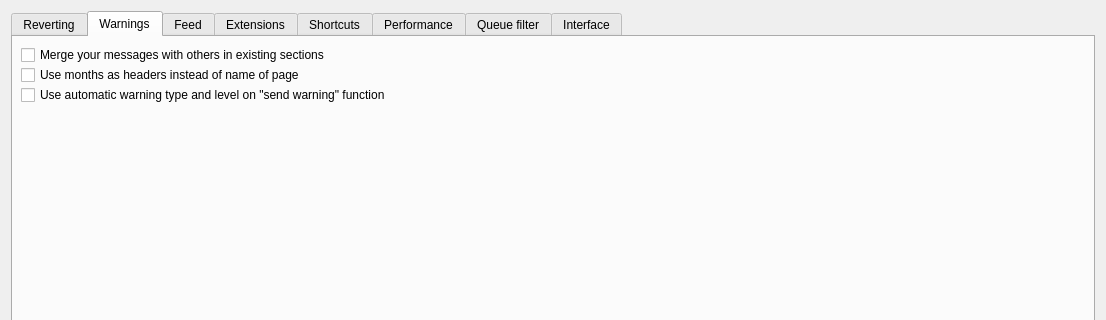
Old version of the form huggle/preferences.ui in the repository huggle/huggle3-qt-lx; both pictures show x 0 to 1106 and y 0 to 320 of the 1106 by 658 pixel window.
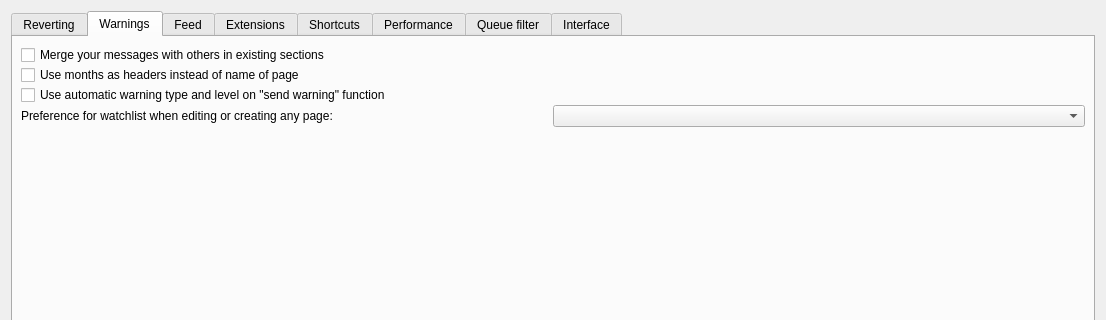
New version of the form. The open tabs and pages were chosen to show the change. Icons and pictures are not drawn.

Commit message: make it possible to specify watchlist options

Diff of the .ui file:
```diff
--- a/huggle/preferences.ui
+++ b/huggle/preferences.ui
@@ -252,6 +252,20 @@
            </property>
           </widget>
          </item>
+         <item>
+          <layout class="QHBoxLayout" name="horizontalLayout_10">
+           <item>
+            <widget class="QLabel" name="label_15">
+             <property name="text">
+              <string>Preference for watchlist when editing or creating any page:</string>
+             </property>
+            </widget>
+           </item>
+           <item>
+            <widget class="QComboBox" name="comboBox"/>
+           </item>
+          </layout>
+         </item>
         </layout>
        </item>
        <item>
```
The commit also changes 5 other files.
